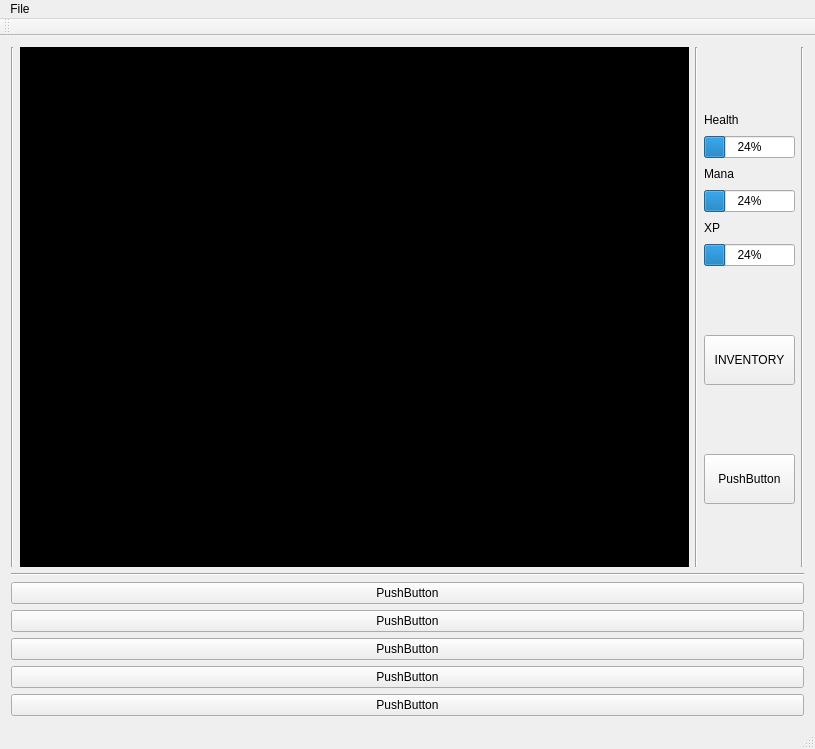
Qt form mainwindow.ui (justinmuskopf/text_adventure) before a commit.
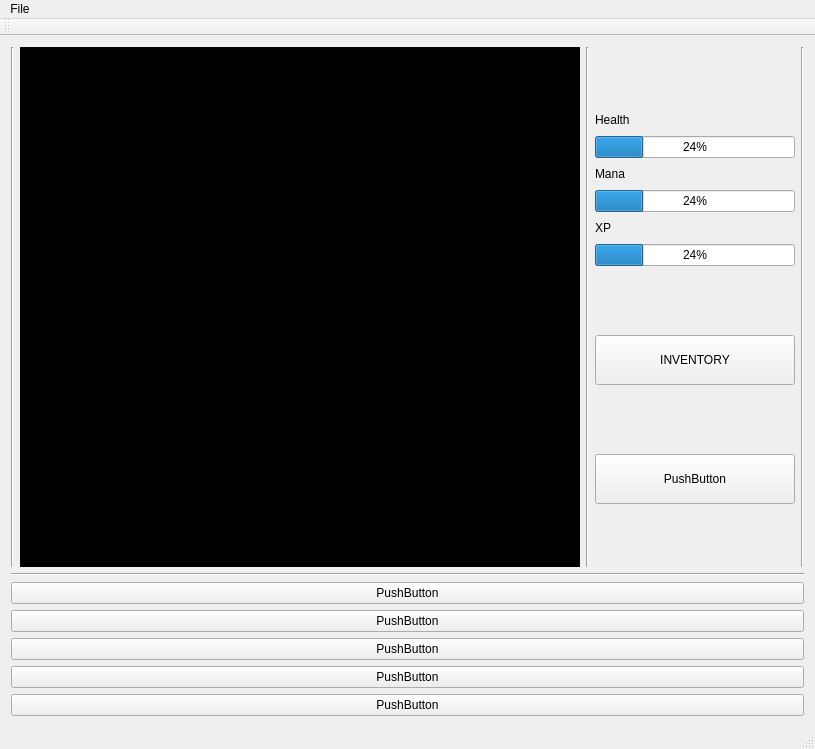
The same form after that commit.

Patch:
```diff
--- a/mainwindow.ui
+++ b/mainwindow.ui
@@ -66,6 +66,12 @@
             </item>
             <item alignment="Qt::AlignRight">
              <widget class="QProgressBar" name="healthBar">
+              <property name="minimumSize">
+               <size>
+                <width>200</width>
+                <height>0</height>
+               </size>
+              </property>
               <property name="maximumSize">
                <size>
                 <width>200</width>
@@ -96,6 +102,12 @@
             </item>
             <item alignment="Qt::AlignRight">
              <widget class="QProgressBar" name="manaBar">
+              <property name="minimumSize">
+               <size>
+                <width>200</width>
+                <height>0</height>
+               </size>
+              </property>
               <property name="maximumSize">
                <size>
                 <width>200</width>
@@ -126,6 +138,12 @@
             </item>
             <item alignment="Qt::AlignRight">
              <widget class="QProgressBar" name="xpBar">
+              <property name="minimumSize">
+               <size>
+                <width>200</width>
+                <height>0</height>
+               </size>
+              </property>
               <property name="maximumSize">
                <size>
                 <width>200</width>
```
